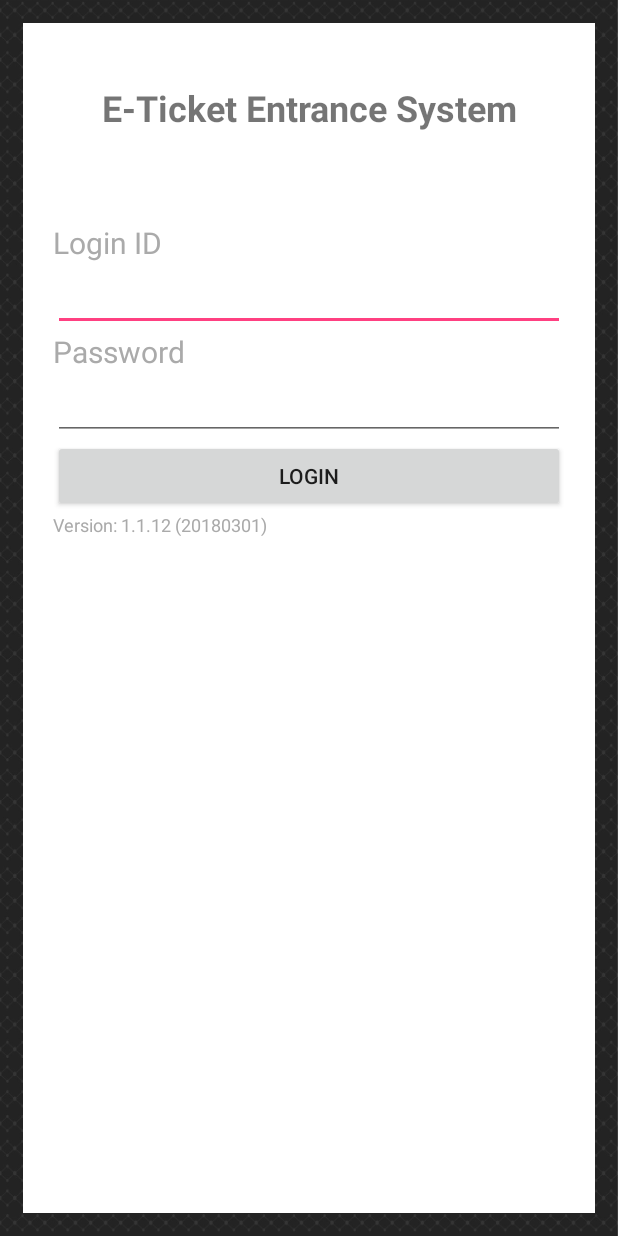
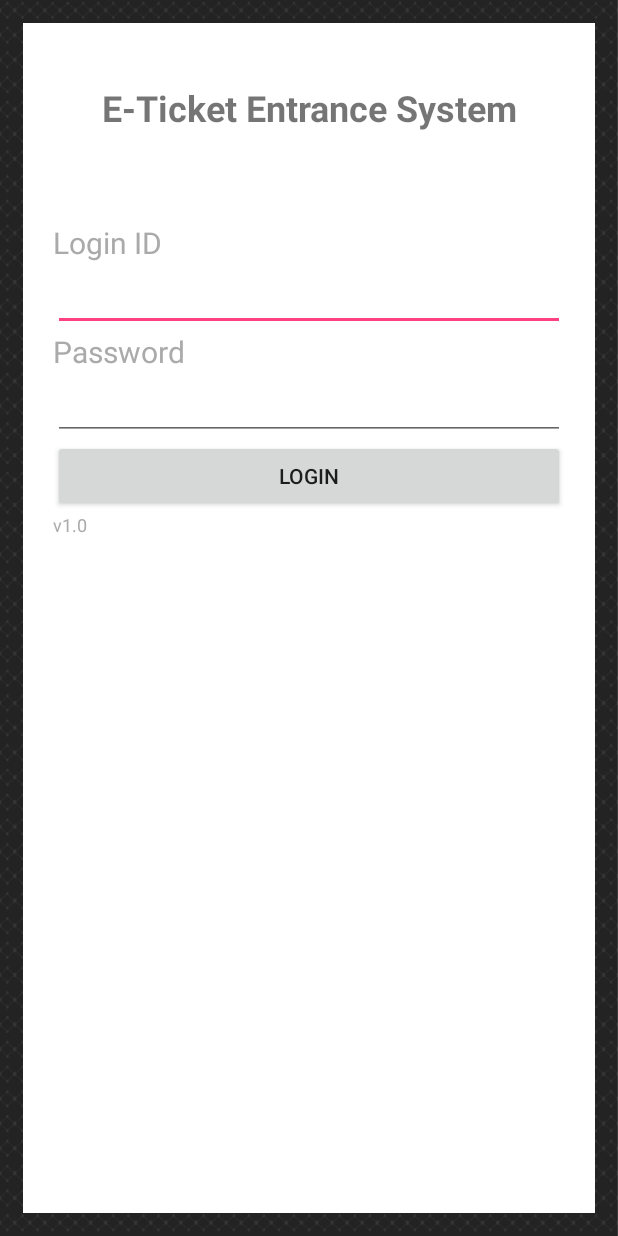
Before and after one commit to NeroJz/eentrance, an Android app: the LoginActivity screen opened directly, with no data from a screen before it, on a phone screen of 412 x 824 dp. Run offline under Robolectric (Android 15) with nearby library versions, the phone set to English and light mode, and no system bars; libraries missing offline, so code that uses them is left out: com.android.internal; pictures from the network do not load; 1 statement that could not run was skipped.

Commit message:
bugfix: Fix log object
Check Log is null. Skip the Log
creation if it is null from the API.

```diff
--- a/app/src/main/java/hk/com/uatech/eticket/eticket/qrCode/QRActivity.java
+++ b/app/src/main/java/hk/com/uatech/eticket/eticket/qrCode/QRActivity.java
@@ -474,6 +474,8 @@ public abstract class QRActivity extends AppCompatActivity implements NetworkRep
 
                         seatInfoArrayList.add(seat);
 
+
+                        if(gate_seat.getLog() != null) {
                             entries = addTimeEntries(
                                     gate_seat.getLog().getIn(),
                                     entries,
@@ -483,6 +485,8 @@ public abstract class QRActivity extends AppCompatActivity implements NetworkRep
                                     gate_seat.getLog().getOut(),
                                     exits,
                                     gate_seat.getSeat_no());
+
+                        }
 
                     }
                 }
@@ -508,7 +512,7 @@ public abstract class QRActivity extends AppCompatActivity implements NetworkRep
     private Map<String, List<String>> addTimeEntries(List<String> logs,
                                                      Map<String, List<String>> data,
                                                      String seatNo) {
-        if(logs.size() == 0) {
+        if(logs == null || logs.size() == 0) {
             return  data;
         }
 
--- a/app/src/main/res/layout/activity_login.xml
+++ b/app/src/main/res/layout/activity_login.xml
@@ -133,7 +133,7 @@
                     android:layout_width="match_parent"
                     android:layout_height="wrap_content"
 
-                    android:text="Version: 1.1.12 (20180301)"
+                    android:text="v1.0"
                     android:textColor="#aaaaaa"
 
                     android:textSize="12sp" />
```
Lines whose indentation alone changed are shown as unchanged.
